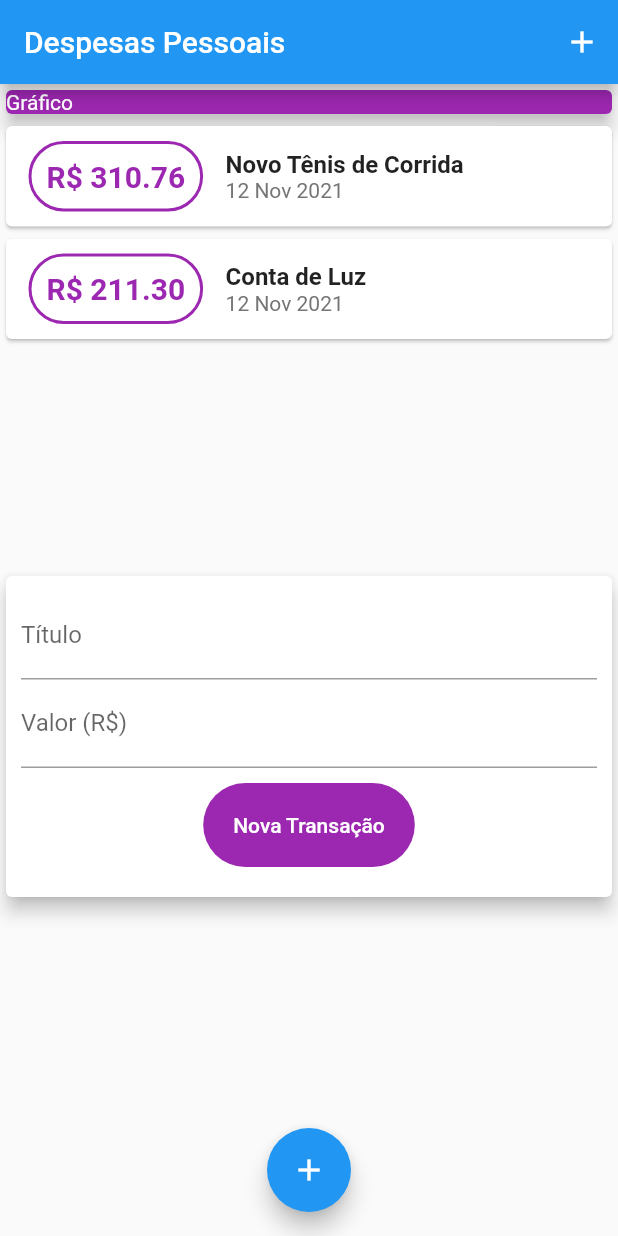
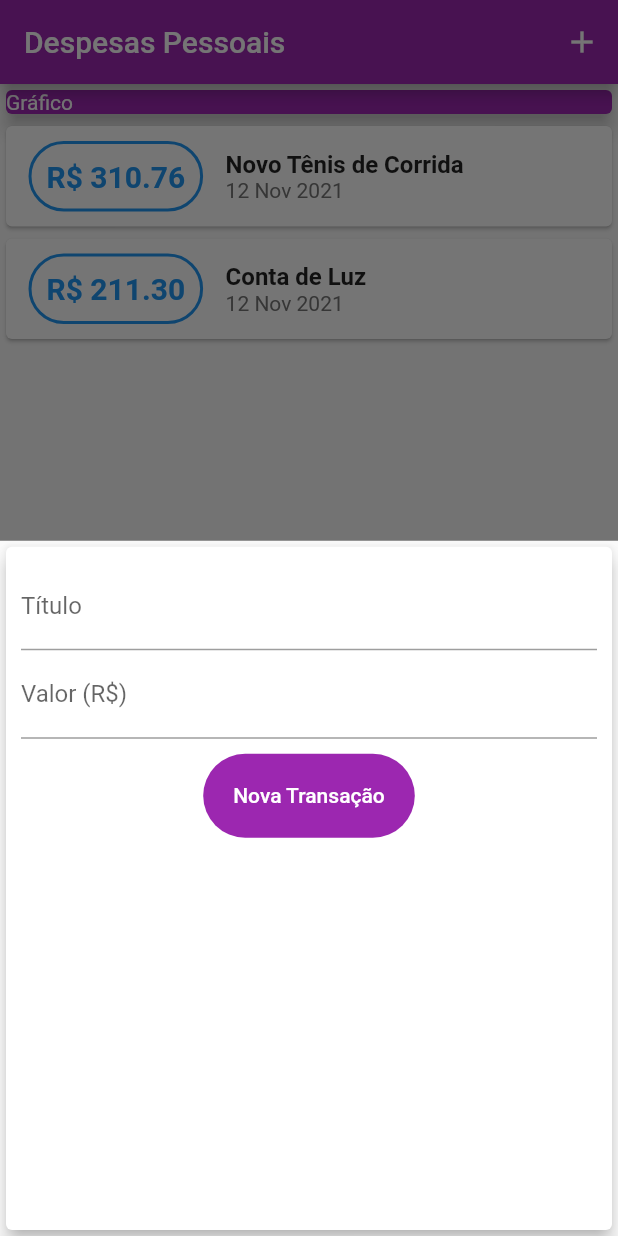
Before and after one commit to rayssasandrade/expenses, a Flutter app: the screen it shows after launch, after a tap on the "add" icon, on a phone screen of 412 x 824 dp. Run offline on Flutter 3.47's test engine with Material 2 defaults, Android fonts, the phone set to English and light mode, and no system bars.

```diff
--- a/lib/components/transaction_list.dart
+++ b/lib/components/transaction_list.dart
@@ -25,7 +25,7 @@ class TransactionList extends StatelessWidget {
                   ),
                   decoration: BoxDecoration(
                     border: Border.all(
-                      color: Colors.purple,
+                      color: Theme.of(context).primaryColor,
                       width: 2,
                     ),
                     borderRadius: BorderRadius.circular(50),
@@ -36,7 +36,7 @@ class TransactionList extends StatelessWidget {
                     style: TextStyle(
                       fontWeight: FontWeight.bold,
                       fontSize: 20,
-                      color: Colors.purple,
+                      color: Theme.of(context).primaryColor,
                     ),
                   ),
                 ),
--- a/lib/components/transaction_user.dart
+++ /dev/null
@@ -1,50 +0,0 @@
-
-import 'dart:math';
-
-import '../model/Transaction.dart';
-import 'package:flutter/cupertino.dart';
-import 'transaction_list.dart';
-import 'transactions_form.dart';
-
-class TransactionUser extends StatefulWidget{
-  _TransactionUserState createState() => _TransactionUserState();
-}
-
-class _TransactionUserState extends State<TransactionUser>{
-
-  final _transactions = [
-    Transaction(
-      id: 't1',
-      title: 'Novo Tênis de Corrida',
-      value: 310.76,
-      date: DateTime.now(),
-    ),
-    Transaction(
-      id: 't2',
-      title: 'Conta de Luz',
-      value: 211.30,
-      date: DateTime.now(),
-    ),
-  ];
-
-  _addTransaction(String title, double value){
-    final newTransaction = Transaction(
-      id: Random().nextDouble().toString(), title: title, value: value, date: DateTime.now()
-    );
-
-    setState(() {
-      _transactions.add(newTransaction);
-    });
-  }
-
-  @override
-  Widget build(BuildContext context) {
-    return Column(
-      children: [
-        TransactionList(_transactions),
-        TransactionForm(_addTransaction),
-      ],
-    );
-  }
-
-}
--- a/lib/main.dart
+++ b/lib/main.dart
@@ -1,16 +1,69 @@
-import 'package:expenses/components/transaction_user.dart';
+import 'dart:math';
+import 'package:flutter/widgets.dart';
+
+import 'model/Transaction.dart';
 import 'package:flutter/material.dart';
+import './components/transactions_form.dart';
+import './components/transaction_list.dart';
 
 main() => runApp(ExpensesApp());
 
 class ExpensesApp extends StatelessWidget {
   @override
   Widget build(BuildContext context) {
-    return MaterialApp(home: MyHomePage());
+    return MaterialApp(
+      home: MyHomePage(),
+      theme: ThemeData(
+        colorScheme: ColorScheme.fromSwatch(
+          primarySwatch: Colors.purple).copyWith(
+            secondary: Colors.amber),
+      ),
+    );
   }
 }
 
-class MyHomePage extends StatelessWidget {
+class MyHomePage extends StatefulWidget {
+  @override
+  State<MyHomePage> createState() => _MyHomePageState();
+}
+
+class _MyHomePageState extends State<MyHomePage> {
+  final _transactions = [
+    Transaction(
+      id: 't1',
+      title: 'Novo Tênis de Corrida',
+      value: 310.76,
+      date: DateTime.now(),
+    ),
+    Transaction(
+      id: 't2',
+      title: 'Conta de Luz',
+      value: 211.30,
+      date: DateTime.now(),
+    ),
+  ];
+
+  _openTransactionFormModal(BuildContext context) {
+    showModalBottomSheet(
+        context: context,
+        builder: (_) {
+          return TransactionForm(_addTransaction);
+        });
+  }
+
+  _addTransaction(String title, double value) {
+    final newTransaction = Transaction(
+        id: Random().nextDouble().toString(),
+        title: title,
+        value: value,
+        date: DateTime.now());
+
+    setState(() {
+      _transactions.add(newTransaction);
+    });
+
+    Navigator.of(context).pop();
+  }
 
   @override
   Widget build(BuildContext context) {
@@ -20,7 +73,7 @@ class MyHomePage extends StatelessWidget {
         actions: [
           IconButton(
             icon: Icon(Icons.add),
-            onPressed: () {},
+            onPressed: () => _openTransactionFormModal(context),
           )
         ],
       ),
@@ -32,19 +85,20 @@ class MyHomePage extends StatelessWidget {
               width: double.infinity,
               child: Card(
                 color: Colors.purple,
-                child: Text('Gráfico',
+                child: Text(
+                  'Gráfico',
                   style: TextStyle(color: Colors.white),
                 ),
                 elevation: 5,
               ),
             ),
-            TransactionUser(),
+            TransactionList(_transactions),
           ],
         ),
       ),
       floatingActionButton: FloatingActionButton(
         child: Icon(Icons.add),
-        onPressed: () {},
+        onPressed: () => _openTransactionFormModal(context),
       ),
       floatingActionButtonLocation: FloatingActionButtonLocation.centerFloat,
     );
```
